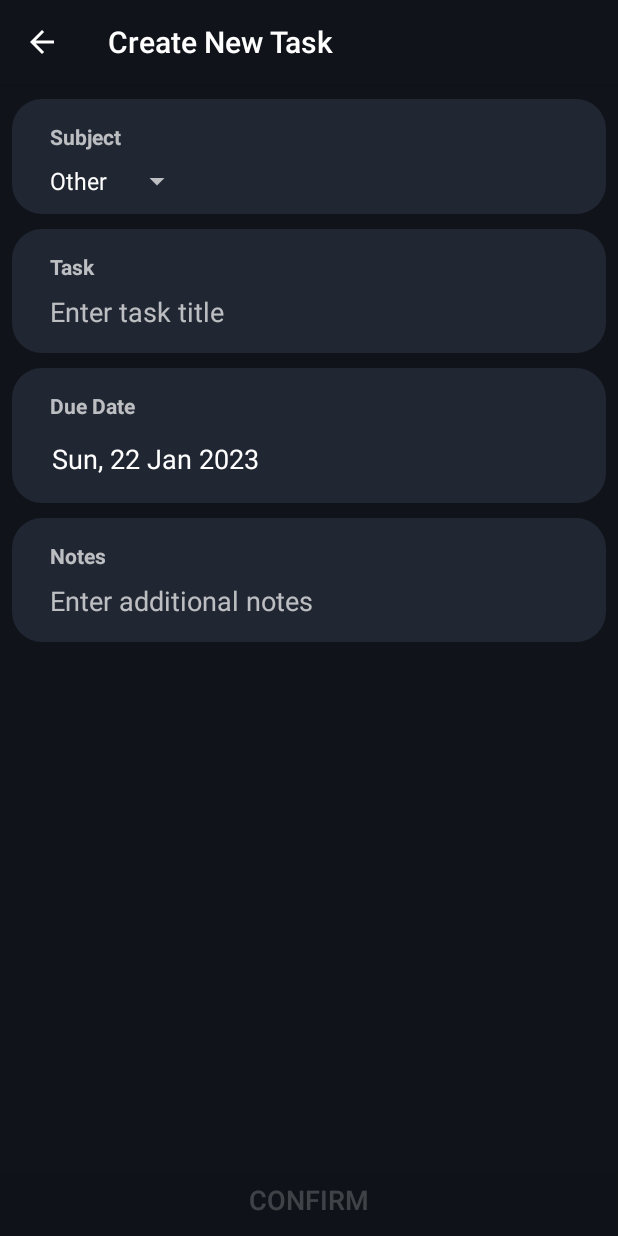
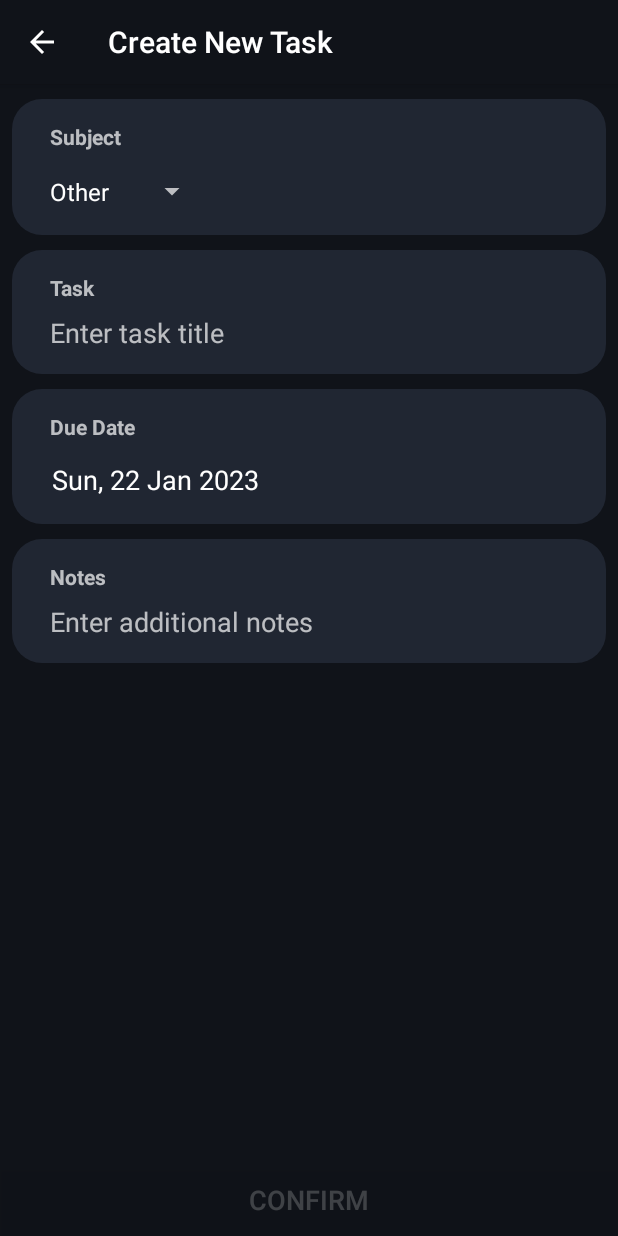
Before and after one commit to emm-an-uel/logit, an Android app: the screen it shows after launch (AddTaskActivity), after a tap on an icon or button, on a phone screen of 412 x 824 dp. Run offline under Robolectric (Android 15) with nearby library versions, the phone set to English and light mode, and no system bars; our stand-ins replace navigation-ui; libraries missing offline, so code that uses them is left out: com.beust.klaxon; 2 statements that could not run were skipped.

Commit message:
first implementation of custom spinner items

```diff
--- a/app/src/main/java/com/example/logit/addtask/AddTaskActivity.kt
+++ b/app/src/main/java/com/example/logit/addtask/AddTaskActivity.kt
@@ -92,8 +92,7 @@ class AddTaskActivity : AppCompatActivity() {
         etNotes = binding.content.etNotes
 
         // subject
-        val adapter = ArrayAdapter(this, android.R.layout.simple_spinner_item, listSubjectsSpinner)
-        adapter.setDropDownViewResource(android.R.layout.simple_spinner_dropdown_item)
+        val adapter = AddTaskSpinnerAdapter(this, listSubjectsSpinner)
         spinnerSubject.adapter = adapter
         if (taskIsBeingEdited) {
             setSubjectInfo(currentTask.subject)
--- /dev/null
+++ b/app/src/main/java/com/example/logit/addtask/AddTaskSpinnerAdapter.kt
@@ -0,0 +1,69 @@
+package com.example.logit.addtask
+
+import android.content.Context
+import android.view.LayoutInflater
+import android.view.View
+import android.view.ViewGroup
+import android.widget.ArrayAdapter
+import android.widget.LinearLayout
+import android.widget.TextView
+import androidx.appcompat.content.res.AppCompatResources.getDrawable
+import androidx.core.content.ContextCompat
+import com.example.logit.R
+
+class AddTaskSpinnerAdapter(context: Context, subjects: List<String>) :
+    ArrayAdapter<String>(context, 0, subjects) {
+
+    private val numSubjects = subjects.size
+
+    override fun getView(position: Int, convertView: View?, parent: ViewGroup): View {
+        return myView(position, convertView, parent, dropDown = false)
+    }
+
+    override fun getDropDownView(position: Int, convertView: View?, parent: ViewGroup): View {
+        return myView(position, convertView, parent, dropDown = true)
+    }
+
+    private fun myView(
+        position: Int,
+        convertView: View?,
+        parent: ViewGroup,
+        dropDown: Boolean
+    ): View {
+        val subject: String? = getItem(position)
+        val view = convertView ?: LayoutInflater.from(context)
+            .inflate(R.layout.spinner_item_custom, parent, false)
+
+        if (view.background != null) {
+            view.setBackgroundColor(
+                ContextCompat.getColor(
+                    context,
+                    android.R.color.transparent
+                )
+            ) // get rid of default bg
+        }
+
+        val tvSubject: TextView = view.findViewById(R.id.tvSubject)
+        val background: LinearLayout = view.findViewById(R.id.background)
+
+        if (subject != null) {
+            tvSubject.text = subject
+        } else {
+            tvSubject.visibility = View.GONE
+        }
+
+        // set transparent background if it's the current option being chosen (aesthetic)
+        if (!dropDown) {
+            background.background = getDrawable(context, android.R.color.transparent)
+
+        } else { // special conditions for first and last items
+            if (position == 0) {
+                background.background = getDrawable(context, R.drawable.custom_spinner_bg_top)
+            } else if (position == numSubjects - 1) {
+                background.background = getDrawable(context, R.drawable.custom_spinner_bg_bottom)
+            }
+        }
+
+        return view
+    }
+}
--- /dev/null
+++ b/app/src/main/res/drawable/custom_spinner_bg_bottom.xml
@@ -0,0 +1,7 @@
+<?xml version="1.0" encoding="utf-8"?>
+<shape xmlns:android="http://schemas.android.com/apk/res/android">
+    <solid android:color="@color/blue_gray" />
+    <corners
+        android:bottomLeftRadius="12dp"
+        android:bottomRightRadius="12dp" />
+</shape>
--- /dev/null
+++ b/app/src/main/res/drawable/custom_spinner_bg_top.xml
@@ -0,0 +1,7 @@
+<?xml version="1.0" encoding="utf-8"?>
+<shape xmlns:android="http://schemas.android.com/apk/res/android">
+    <solid android:color="@color/blue_gray" />
+    <corners
+        android:topLeftRadius="12dp"
+        android:topRightRadius="12dp" />
+</shape>
--- /dev/null
+++ b/app/src/main/res/layout/spinner_item_custom.xml
@@ -0,0 +1,27 @@
+<?xml version="1.0" encoding="utf-8"?>
+<LinearLayout xmlns:android="http://schemas.android.com/apk/res/android"
+    android:layout_width="match_parent"
+    android:layout_height="match_parent"
+    android:gravity="center">
+
+    <LinearLayout
+        android:id="@+id/background"
+        android:layout_width="match_parent"
+        android:layout_height="wrap_content"
+        android:background="@color/blue_gray"
+        android:orientation="vertical">
+
+        <TextView
+            android:id="@+id/tvSubject"
+            android:layout_width="wrap_content"
+            android:layout_height="wrap_content"
+            android:paddingVertical="8dp"
+            android:paddingLeft="8dp"
+            android:paddingRight="18dp"
+            android:text="Subject"
+            android:textColor="@color/white"
+            android:textSize="16sp" />
+
+    </LinearLayout>
+
+</LinearLayout>
--- a/app/src/main/res/values/colors.xml
+++ b/app/src/main/res/values/colors.xml
@@ -19,6 +19,7 @@
 
     <color name="cardview_black">#202632</color>
     <color name="dark_blue_700">#171B24</color>
+    <color name="blue_gray">#2A3242</color>
 
     <color name="darktheme_background">#101319</color>
     <color name="lighttheme_blue">#3E8EDE</color>
```
